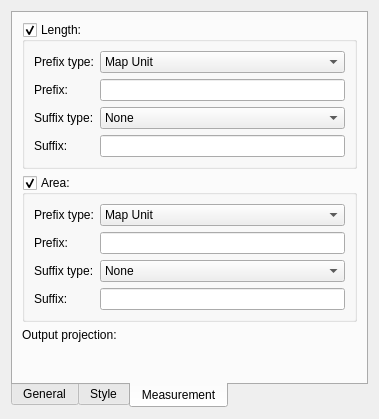
Before: the Qt Designer form ui/composer/ui_composer_spcolumn_styler.ui in gltn/stdm, drawn with Qt 5.
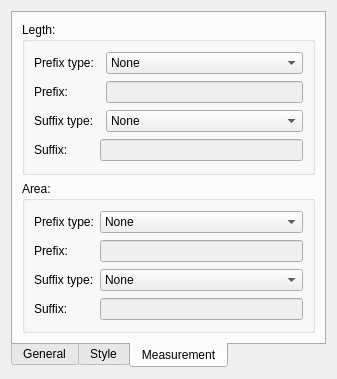
After: the same form once the commit is applied. The open tabs and pages were chosen to show the change. Custom widgets are drawn as their Qt base class.

Commit message: Finished composer measurements labelling

```diff
--- a/ui/composer/ui_composer_spcolumn_styler.ui
+++ b/ui/composer/ui_composer_spcolumn_styler.ui
@@ -6,8 +6,8 @@
    <rect>
     <x>0</x>
     <y>0</y>
-    <width>379</width>
-    <height>419</height>
+    <width>337</width>
+    <height>379</height>
    </rect>
   </property>
   <property name="windowTitle">
@@ -187,57 +187,111 @@
       <attribute name="title">
        <string>Measurement</string>
       </attribute>
-      <layout class="QGridLayout" name="gridLayout_7">
-       <item row="2" column="0">
-        <widget class="QLabel" name="label_11">
-         <property name="text">
-          <string>Output projection:</string>
+      <layout class="QVBoxLayout" name="verticalLayout_2">
+       <item>
+        <widget class="QGroupBox" name="length_box">
+         <property name="title">
+          <string>Legth:</string>
          </property>
+         <layout class="QGridLayout" name="gridLayout_7">
+          <item row="0" column="0">
+           <widget class="QLabel" name="label_7">
+            <property name="text">
+             <string>Prefix type:</string>
+            </property>
+           </widget>
+          </item>
+          <item row="0" column="2">
+           <widget class="QComboBox" name="length_prefix_type">
+            <item>
+             <property name="text">
+              <string>None</string>
+             </property>
+            </item>
+            <item>
+             <property name="text">
+              <string>Map Unit</string>
+             </property>
+            </item>
+            <item>
+             <property name="text">
+              <string>Custom</string>
+             </property>
+            </item>
+           </widget>
+          </item>
+          <item row="1" column="0" colspan="2">
+           <widget class="QLabel" name="label_9">
+            <property name="text">
+             <string>Prefix:</string>
+            </property>
+           </widget>
+          </item>
+          <item row="1" column="2">
+           <widget class="QLineEdit" name="length_prefix">
+            <property name="enabled">
+             <bool>false</bool>
+            </property>
+           </widget>
+          </item>
+          <item row="2" column="0">
+           <widget class="QLabel" name="label_8">
+            <property name="text">
+             <string>Suffix type:</string>
+            </property>
+           </widget>
+          </item>
+          <item row="2" column="2">
+           <widget class="QComboBox" name="length_suffix_type">
+            <item>
+             <property name="text">
+              <string>None</string>
+             </property>
+            </item>
+            <item>
+             <property name="text">
+              <string>Map Unit</string>
+             </property>
+            </item>
+            <item>
+             <property name="text">
+              <string>Custom</string>
+             </property>
+            </item>
+           </widget>
+          </item>
+          <item row="3" column="0">
+           <widget class="QLabel" name="label_10">
+            <property name="text">
+             <string>Suffix:</string>
+            </property>
+           </widget>
+          </item>
+          <item row="3" column="1" colspan="2">
+           <widget class="QLineEdit" name="length_suffix">
+            <property name="enabled">
+             <bool>false</bool>
+            </property>
+           </widget>
+          </item>
+         </layout>
         </widget>
        </item>
-       <item row="2" column="1" colspan="2">
-        <widget class="QgsProjectionSelectionWidget" name="area_projection">
-         <property name="sizePolicy">
-          <sizepolicy hsizetype="Preferred" vsizetype="Fixed">
-           <horstretch>0</horstretch>
-           <verstretch>0</verstretch>
-          </sizepolicy>
-         </property>
-        </widget>
-       </item>
-       <item row="1" column="0" colspan="3">
-        <widget class="QgsCollapsibleGroupBox" name="area_box">
+       <item>
+        <widget class="QGroupBox" name="area_box">
          <property name="title">
           <string>Area:</string>
          </property>
-         <property name="checkable">
-          <bool>true</bool>
-         </property>
-         <property name="checked">
-          <bool>true</bool>
-         </property>
          <layout class="QGridLayout" name="gridLayout_4">
-          <item row="1" column="0">
+          <item row="0" column="0" colspan="2">
            <widget class="QLabel" name="label_3">
             <property name="text">
              <string>Prefix type:</string>
             </property>
            </widget>
           </item>
-          <item row="4" column="0">
-           <widget class="QLabel" name="label_6">
-            <property name="text">
-             <string>Suffix:</string>
-            </property>
-           </widget>
-          </item>
-          <item row="1" column="1">
+          <item row="0" column="2">
            <widget class="QComboBox" name="area_prefix_type">
-            <item>
-             <property name="text">
-              <string>Map Unit</string>
-             </property>
-            </item>
             <item>
              <property name="text">
               <string>None</string>
@@ -255,27 +309,28 @@
             </item>
            </widget>
           </item>
-          <item row="3" column="0">
-           <widget class="QLabel" name="label_4">
-            <property name="text">
-             <string>Suffix type:</string>
-            </property>
-           </widget>
-          </item>
-          <item row="2" column="1">
-           <widget class="QLineEdit" name="area_prefix"/>
-          </item>
-          <item row="2" column="0">
+          <item row="1" column="0">
            <widget class="QLabel" name="label_5">
             <property name="text">
              <string>Prefix:</string>
             </property>
            </widget>
           </item>
-          <item row="4" column="1">
-           <widget class="QLineEdit" name="area_suffix"/>
+          <item row="1" column="2">
+           <widget class="QLineEdit" name="area_prefix">
+            <property name="enabled">
+             <bool>false</bool>
+            </property>
+           </widget>
           </item>
-          <item row="3" column="1">
+          <item row="2" column="0" colspan="2">
+           <widget class="QLabel" name="label_4">
+            <property name="text">
+             <string>Suffix type:</string>
+            </property>
+           </widget>
+          </item>
+          <item row="2" column="2">
            <widget class="QComboBox" name="area_suffix_type">
             <item>
              <property name="text">
@@ -299,128 +354,29 @@
             </item>
            </widget>
           </item>
-         </layout>
-        </widget>
-       </item>
-       <item row="0" column="0" colspan="3">
-        <widget class="QgsCollapsibleGroupBox" name="length_box">
-         <property name="title">
-          <string>Length:</string>
-         </property>
-         <property name="checkable">
-          <bool>true</bool>
-         </property>
-         <property name="checked">
-          <bool>true</bool>
-         </property>
-         <layout class="QGridLayout" name="gridLayout_6">
-          <item row="1" column="0">
-           <widget class="QLabel" name="label_7">
-            <property name="text">
-             <string>Prefix type:</string>
-            </property>
-           </widget>
-          </item>
-          <item row="1" column="1">
-           <widget class="QComboBox" name="length_prefix_type">
-            <item>
-             <property name="text">
-              <string>Map Unit</string>
-             </property>
-            </item>
-            <item>
-             <property name="text">
-              <string>Custom</string>
-             </property>
-            </item>
-            <item>
-             <property name="text">
-              <string>None</string>
-             </property>
-            </item>
-           </widget>
-          </item>
-          <item row="3" column="1">
-           <widget class="QComboBox" name="length_suffix_type">
-            <item>
-             <property name="text">
-              <string>None</string>
-             </property>
-            </item>
-            <item>
-             <property name="text">
-              <string>Map Unit</string>
-             </property>
-            </item>
-            <item>
-             <property name="text">
-              <string>Custom</string>
-             </property>
-            </item>
-           </widget>
-          </item>
-          <item row="4" column="0">
-           <widget class="QLabel" name="label_10">
-            <property name="text">
-             <string>Suffix:</string>
-            </property>
-           </widget>
-          </item>
-          <item row="2" column="0">
-           <widget class="QLabel" name="label_9">
-            <property name="text">
-             <string>Prefix:</string>
-            </property>
-           </widget>
-          </item>
           <item row="3" column="0">
-           <widget class="QLabel" name="label_8">
+           <widget class="QLabel" name="label_6">
             <property name="text">
-             <string>Suffix type:</string>
+             <string>Suffix:</string>
             </property>
            </widget>
           </item>
-          <item row="4" column="1">
-           <widget class="QLineEdit" name="length_suffix"/>
-          </item>
-          <item row="2" column="1">
-           <widget class="QLineEdit" name="length_prefix"/>
+          <item row="3" column="2">
+           <widget class="QLineEdit" name="area_suffix">
+            <property name="enabled">
+             <bool>false</bool>
+            </property>
+           </widget>
           </item>
          </layout>
         </widget>
        </item>
-       <item row="3" column="1">
-        <spacer name="verticalSpacer_2">
-         <property name="orientation">
-          <enum>Qt::Vertical</enum>
-         </property>
-         <property name="sizeHint" stdset="0">
-          <size>
-           <width>20</width>
-           <height>40</height>
-          </size>
-         </property>
-        </spacer>
-       </item>
       </layout>
      </widget>
     </widget>
    </item>
   </layout>
  </widget>
- <customwidgets>
-  <customwidget>
-   <class>QgsCollapsibleGroupBox</class>
-   <extends>QGroupBox</extends>
-   <header>qgscollapsiblegroupbox.h</header>
-   <container>1</container>
-  </customwidget>
-  <customwidget>
-   <class>QgsProjectionSelectionWidget</class>
-   <extends>QWidget</extends>
-   <header>qgsprojectionselectionwidget.h</header>
-  </customwidget>
- </customwidgets>
  <resources/>
  <connections/>
 </ui>
```
Left out of the diff: 18 changed lines with no effect on the pictures. The commit also changes 21 other files.
